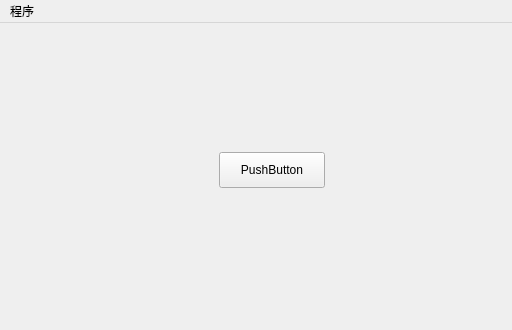
Old version of the form mainwindow.ui in the repository gfdgd-xi/deep-wine-runner; both pictures show x 0 to 512 and y 0 to 330 of the 800 by 600 pixel window.
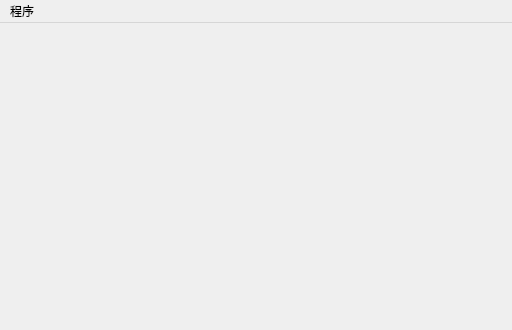
New version of the form.

Diff of the .ui file:
```diff
--- a/mainwindow.ui
+++ b/mainwindow.ui
@@ -14,23 +14,9 @@
    <string>MainWindow</string>
   </property>
   <widget class="QWidget" name="window">
-   <layout class="QGridLayout" name="gridLayout" rowstretch="2,0" columnstretch="2,0,0">
+   <layout class="QGridLayout" name="gridLayout" rowstretch="2,0" columnstretch="2,0">
     <item row="0" column="0">
-     <widget class="QWidget" name="leftUp" native="true">
-      <widget class="QPushButton" name="pushButton">
-       <property name="geometry">
-        <rect>
-         <x>210</x>
-         <y>120</y>
-         <width>106</width>
-         <height>36</height>
-        </rect>
-       </property>
-       <property name="text">
-        <string>PushButton</string>
-       </property>
-      </widget>
-     </widget>
+     <widget class="QWidget" name="leftUp" native="true"/>
     </item>
     <item row="0" column="1">
      <widget class="QTextBrowser" name="returnText">
```
